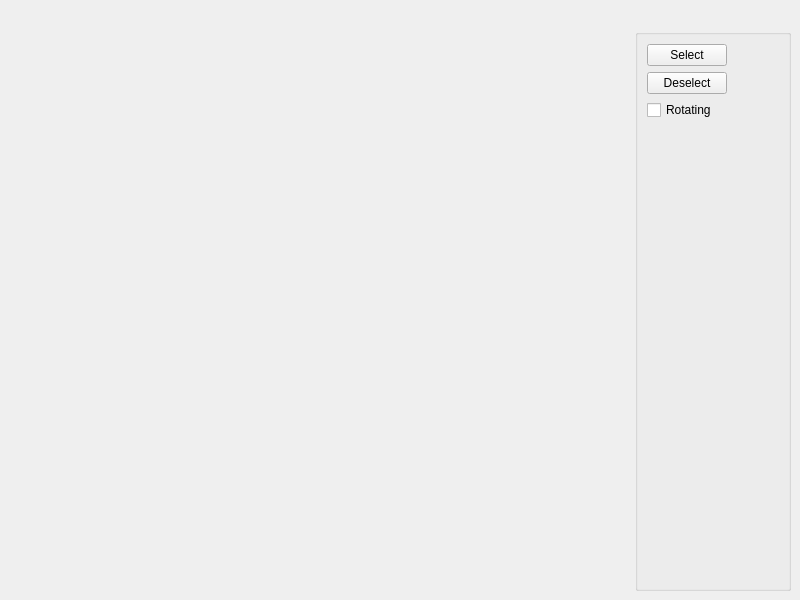
The window that ui/mainwindow.ui (RenatsB/SpaceBattle) describes before a commit, drawn with Qt 5.
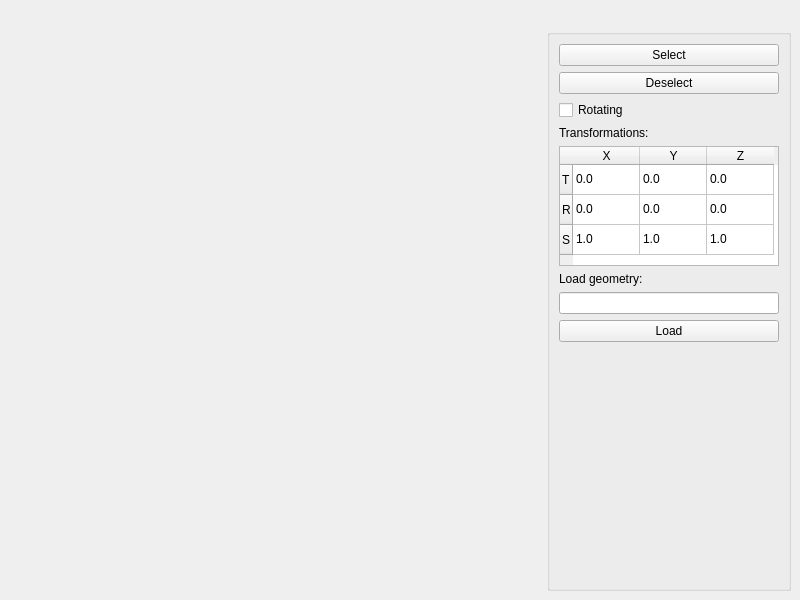
The same window after the commit.

Commit message: Dynamic transforms now work, loading geometry during runtime works, material loader WIP, GUI linked with current controls

```diff
--- a/ui/mainwindow.ui
+++ b/ui/mainwindow.ui
@@ -73,7 +73,7 @@
        <string/>
       </property>
       <layout class="QGridLayout" name="gridLayout_2">
-       <item row="2" column="1">
+       <item row="2" column="0">
         <widget class="QCheckBox" name="m_rotating">
          <property name="enabled">
           <bool>true</bool>
@@ -86,7 +86,7 @@
          </property>
         </widget>
        </item>
-       <item row="3" column="1">
+       <item row="12" column="0">
         <spacer name="verticalSpacer">
          <property name="orientation">
           <enum>Qt::Vertical</enum>
@@ -99,33 +99,147 @@
          </property>
         </spacer>
        </item>
-       <item row="0" column="2">
-        <spacer name="horizontalSpacer_3">
-         <property name="orientation">
-          <enum>Qt::Horizontal</enum>
-         </property>
-         <property name="sizeHint" stdset="0">
-          <size>
-           <width>40</width>
-           <height>20</height>
-          </size>
-         </property>
-        </spacer>
-       </item>
-       <item row="0" column="1">
+       <item row="0" column="0">
         <widget class="QPushButton" name="select">
          <property name="text">
           <string>Select</string>
          </property>
         </widget>
        </item>
-       <item row="1" column="1">
+       <item row="1" column="0">
         <widget class="QPushButton" name="deselect">
          <property name="text">
           <string>Deselect</string>
          </property>
         </widget>
        </item>
+       <item row="7" column="0">
+        <widget class="QLabel" name="label">
+         <property name="text">
+          <string>Transformations:</string>
+         </property>
+        </widget>
+       </item>
+       <item row="8" column="0">
+        <widget class="QTableWidget" name="tableWidget">
+         <property name="sizePolicy">
+          <sizepolicy hsizetype="Expanding" vsizetype="Expanding">
+           <horstretch>0</horstretch>
+           <verstretch>0</verstretch>
+          </sizepolicy>
+         </property>
+         <property name="maximumSize">
+          <size>
+           <width>220</width>
+           <height>120</height>
+          </size>
+         </property>
+         <property name="autoFillBackground">
+          <bool>false</bool>
+         </property>
+         <property name="inputMethodHints">
+          <set>Qt::ImhDigitsOnly</set>
+         </property>
+         <property name="dragEnabled">
+          <bool>true</bool>
+         </property>
+         <attribute name="horizontalHeaderDefaultSectionSize">
+          <number>67</number>
+         </attribute>
+         <row>
+          <property name="text">
+           <string>T</string>
+          </property>
+         </row>
+         <row>
+          <property name="text">
+           <string>R</string>
+          </property>
+         </row>
+         <row>
+          <property name="text">
+           <string>S</string>
+          </property>
+         </row>
+         <column>
+          <property name="text">
+           <string>X</string>
+          </property>
+         </column>
+         <column>
+          <property name="text">
+           <string>Y</string>
+          </property>
+         </column>
+         <column>
+          <property name="text">
+           <string>Z</string>
+          </property>
+         </column>
+         <item row="0" column="0">
+          <property name="text">
+           <string>0.0</string>
+          </property>
+         </item>
+         <item row="0" column="1">
+          <property name="text">
+           <string>0.0</string>
+          </property>
+         </item>
+         <item row="0" column="2">
+          <property name="text">
+           <string>0.0</string>
+          </property>
+         </item>
+         <item row="1" column="0">
+          <property name="text">
+           <string>0.0</string>
+          </property>
+         </item>
+         <item row="1" column="1">
+          <property name="text">
+           <string>0.0</string>
+          </property>
+         </item>
+         <item row="1" column="2">
+          <property name="text">
+           <string>0.0</string>
+          </property>
+         </item>
+         <item row="2" column="0">
+          <property name="text">
+           <string>1.0</string>
+          </property>
+         </item>
+         <item row="2" column="1">
+          <property name="text">
+           <string>1.0</string>
+          </property>
+         </item>
+         <item row="2" column="2">
+          <property name="text">
+           <string>1.0</string>
+          </property>
+         </item>
+        </widget>
+       </item>
+       <item row="10" column="0">
+        <widget class="QLineEdit" name="loadGeoInput"/>
+       </item>
+       <item row="11" column="0">
+        <widget class="QPushButton" name="loadGeo">
+         <property name="text">
+          <string>Load</string>
+         </property>
+        </widget>
+       </item>
+       <item row="9" column="0">
+        <widget class="QLabel" name="label_2">
+         <property name="text">
+          <string>Load geometry:</string>
+         </property>
+        </widget>
+       </item>
       </layout>
      </widget>
     </item>
```
The commit also changes 7 other files.
